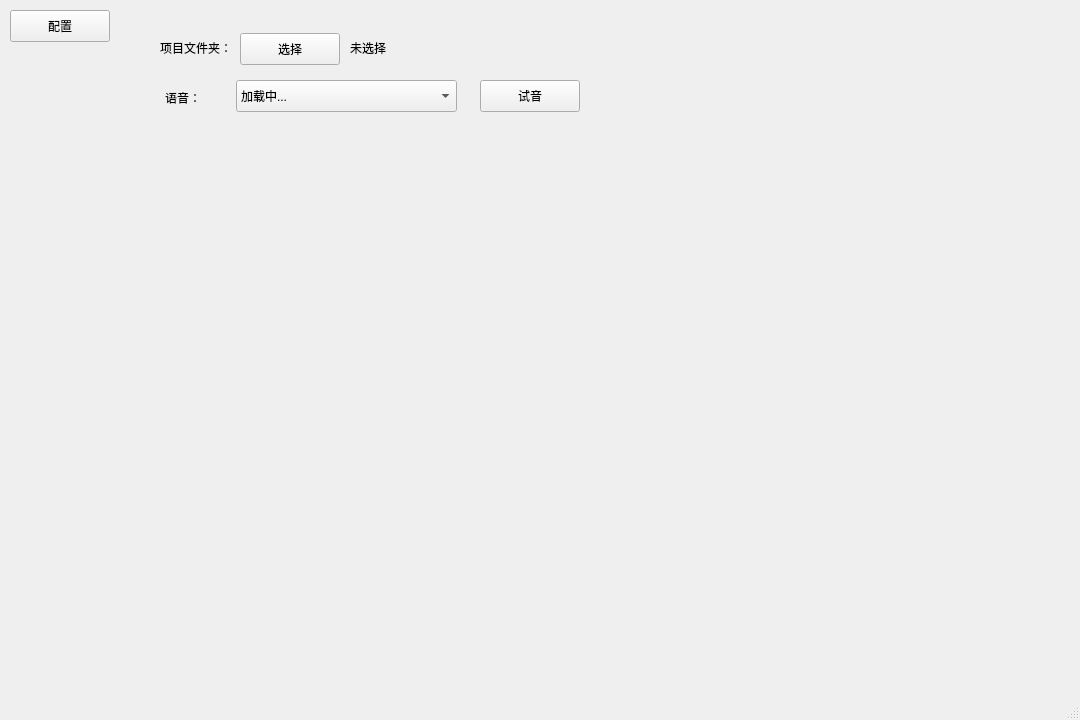
First picture: the form in form.ui, repository Jacobs12/EWVtuber, before the edit.
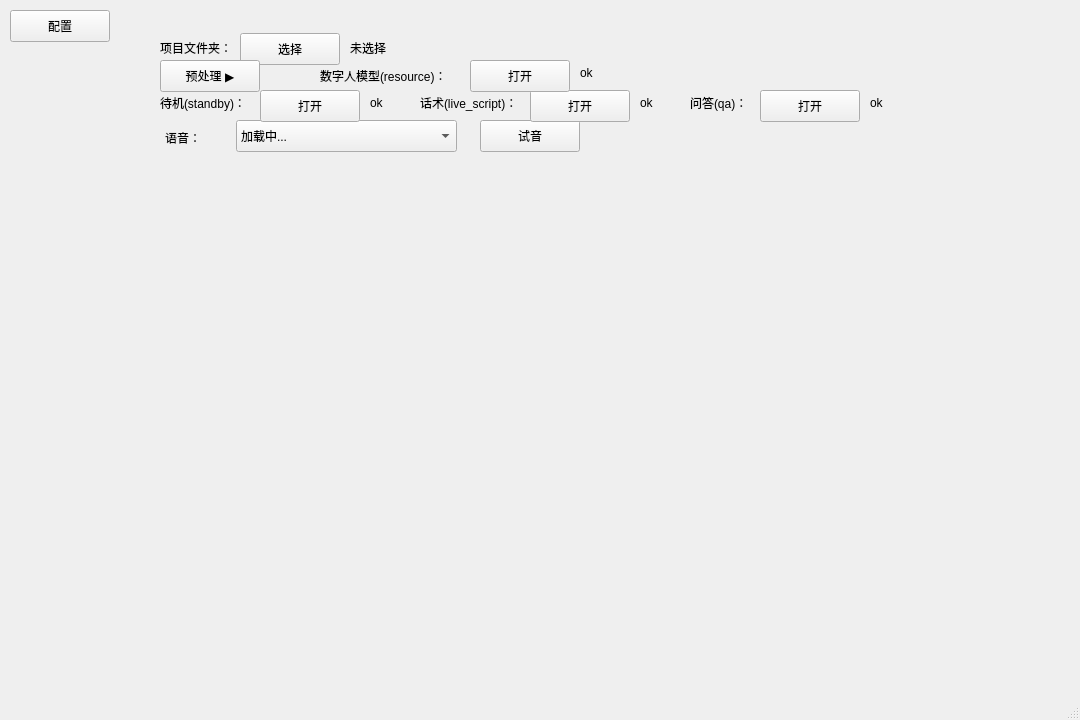
Second picture: the form after the edit.

```diff
--- a/form.ui
+++ b/form.ui
@@ -32,7 +32,7 @@
      <rect>
       <x>130</x>
       <y>0</y>
-      <width>681</width>
+      <width>821</width>
       <height>601</height>
      </rect>
     </property>
@@ -80,7 +80,7 @@
       <property name="geometry">
        <rect>
         <x>35</x>
-        <y>90</y>
+        <y>130</y>
         <width>58</width>
         <height>16</height>
        </rect>
@@ -93,7 +93,7 @@
       <property name="geometry">
        <rect>
         <x>106</x>
-        <y>80</y>
+        <y>120</y>
         <width>221</width>
         <height>32</height>
        </rect>
@@ -108,7 +108,7 @@
       <property name="geometry">
        <rect>
         <x>350</x>
-        <y>80</y>
+        <y>120</y>
         <width>100</width>
         <height>32</height>
        </rect>
@@ -117,6 +117,175 @@
        <string>试音</string>
       </property>
      </widget>
+     <widget class="QLabel" name="label_3">
+      <property name="geometry">
+       <rect>
+        <x>30</x>
+        <y>95</y>
+        <width>101</width>
+        <height>16</height>
+       </rect>
+      </property>
+      <property name="text">
+       <string>待机(standby)：</string>
+      </property>
+     </widget>
+     <widget class="QPushButton" name="setting_standby_button">
+      <property name="geometry">
+       <rect>
+        <x>130</x>
+        <y>90</y>
+        <width>100</width>
+        <height>32</height>
+       </rect>
+      </property>
+      <property name="text">
+       <string>打开</string>
+      </property>
+     </widget>
+     <widget class="QLabel" name="label_4">
+      <property name="geometry">
+       <rect>
+        <x>290</x>
+        <y>95</y>
+        <width>101</width>
+        <height>16</height>
+       </rect>
+      </property>
+      <property name="text">
+       <string>话术(live_script)：</string>
+      </property>
+     </widget>
+     <widget class="QPushButton" name="setting_script_button">
+      <property name="geometry">
+       <rect>
+        <x>400</x>
+        <y>90</y>
+        <width>100</width>
+        <height>32</height>
+       </rect>
+      </property>
+      <property name="text">
+       <string>打开</string>
+      </property>
+     </widget>
+     <widget class="QPushButton" name="setting_qa_button">
+      <property name="geometry">
+       <rect>
+        <x>630</x>
+        <y>90</y>
+        <width>100</width>
+        <height>32</height>
+       </rect>
+      </property>
+      <property name="text">
+       <string>打开</string>
+      </property>
+     </widget>
+     <widget class="QLabel" name="label_5">
+      <property name="geometry">
+       <rect>
+        <x>560</x>
+        <y>95</y>
+        <width>101</width>
+        <height>16</height>
+       </rect>
+      </property>
+      <property name="text">
+       <string>问答(qa)：</string>
+      </property>
+     </widget>
+     <widget class="QLabel" name="label_6">
+      <property name="geometry">
+       <rect>
+        <x>190</x>
+        <y>65</y>
+        <width>141</width>
+        <height>21</height>
+       </rect>
+      </property>
+      <property name="text">
+       <string>数字人模型(resource)：</string>
+      </property>
+     </widget>
+     <widget class="QPushButton" name="setting_resource_button">
+      <property name="geometry">
+       <rect>
+        <x>340</x>
+        <y>60</y>
+        <width>100</width>
+        <height>32</height>
+       </rect>
+      </property>
+      <property name="text">
+       <string>打开</string>
+      </property>
+     </widget>
+     <widget class="QPushButton" name="setting_prebuild_button">
+      <property name="geometry">
+       <rect>
+        <x>30</x>
+        <y>60</y>
+        <width>100</width>
+        <height>32</height>
+       </rect>
+      </property>
+      <property name="text">
+       <string>预处理 ▶</string>
+      </property>
+     </widget>
+     <widget class="QLabel" name="setting_standby_label">
+      <property name="geometry">
+       <rect>
+        <x>240</x>
+        <y>95</y>
+        <width>41</width>
+        <height>16</height>
+       </rect>
+      </property>
+      <property name="text">
+       <string>ok</string>
+      </property>
+     </widget>
+     <widget class="QLabel" name="setting_script_label">
+      <property name="geometry">
+       <rect>
+        <x>510</x>
+        <y>95</y>
+        <width>41</width>
+        <height>16</height>
+       </rect>
+      </property>
+      <property name="text">
+       <string>ok</string>
+      </property>
+     </widget>
+     <widget class="QLabel" name="setting_qa_label">
+      <property name="geometry">
+       <rect>
+        <x>740</x>
+        <y>95</y>
+        <width>41</width>
+        <height>16</height>
+       </rect>
+      </property>
+      <property name="text">
+       <string>ok</string>
+      </property>
+     </widget>
+     <widget class="QLabel" name="setting_resource_label">
+      <property name="geometry">
+       <rect>
+        <x>450</x>
+        <y>65</y>
+        <width>41</width>
+        <height>16</height>
+       </rect>
+      </property>
+      <property name="text">
+       <string>ok</string>
+      </property>
+     </widget>
     </widget>
     <widget class="QWidget" name="page_2"/>
    </widget>
```
Left out of the diff: 2 changed lines with no effect on the pictures.
